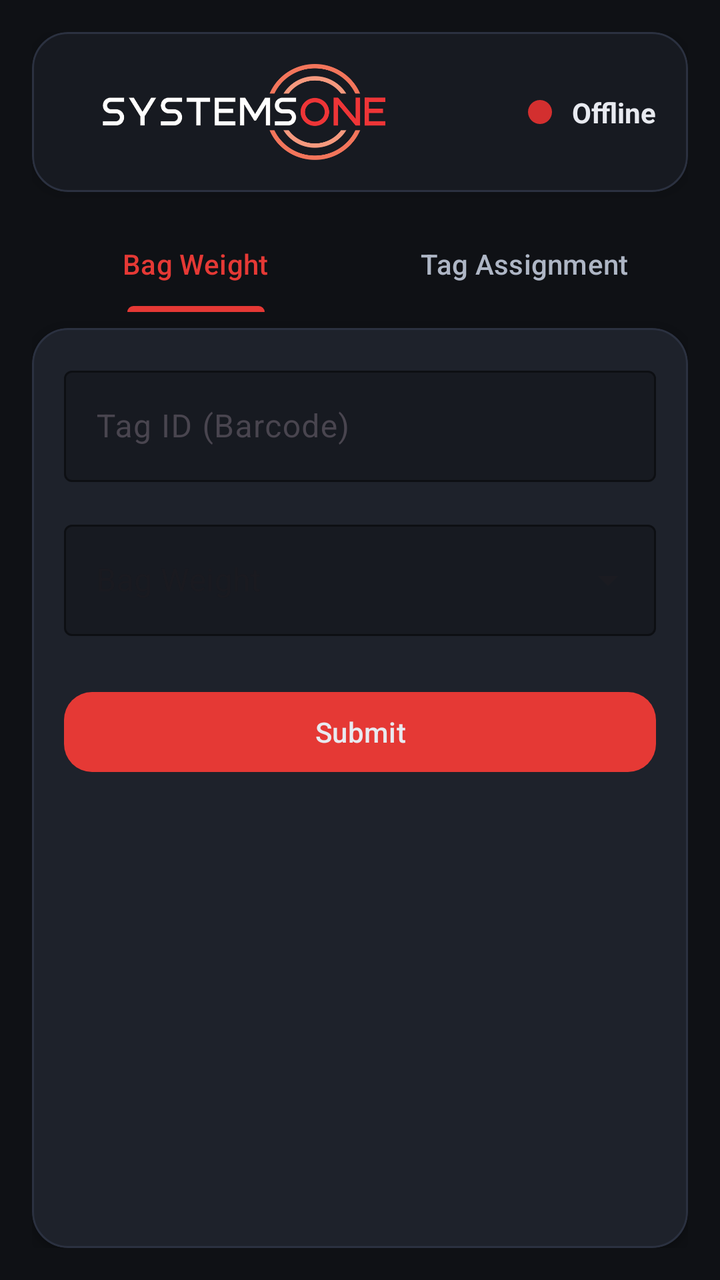
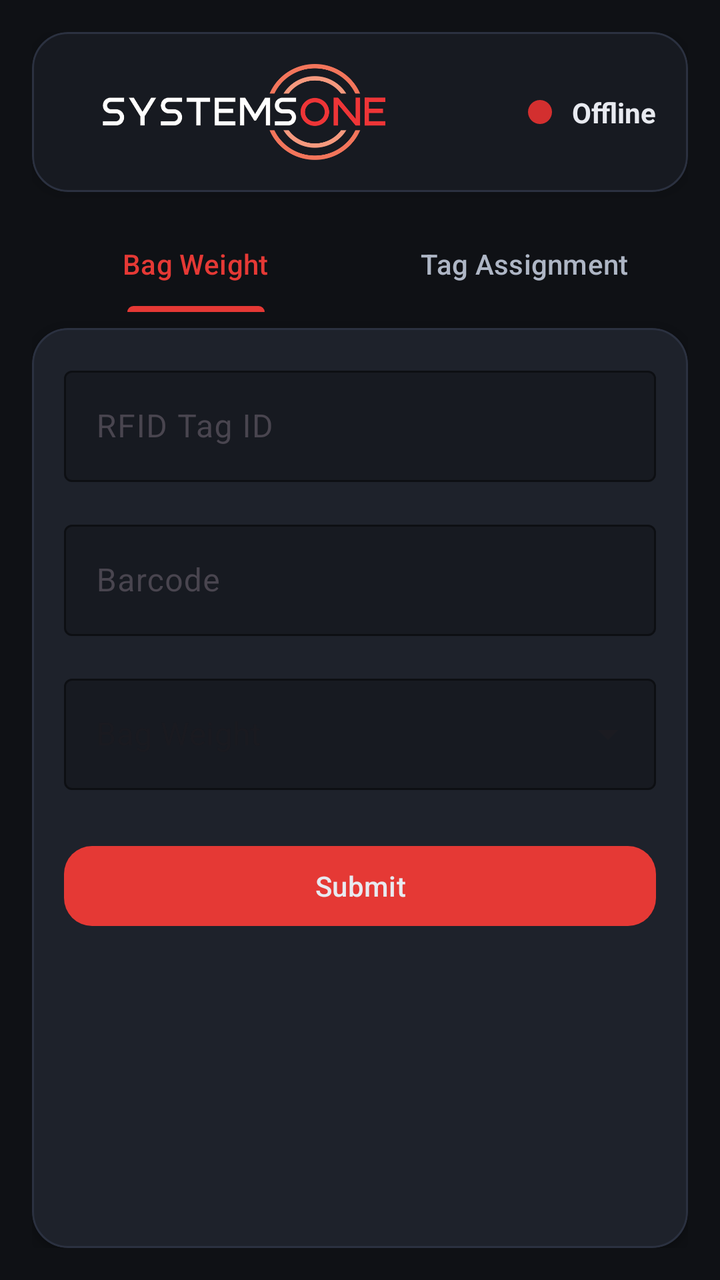

The first picture is an Android layout as it rendered before a commit; the second is the same layout after the commit. The layout source and the unified diff follow.
<!-- AndroidManifest.xml: application theme Theme.SysOneScanner -->
<!-- res/layout/activity_main.xml -->
<?xml version="1.0" encoding="utf-8"?>
<androidx.constraintlayout.widget.ConstraintLayout
    xmlns:android="http://schemas.android.com/apk/res/android"
    xmlns:app="http://schemas.android.com/apk/res-auto"
    android:id="@+id/main"
    android:layout_width="match_parent"
    android:layout_height="match_parent"
    android:padding="16dp"
    android:background="@color/bg_dark">

    
    <com.google.android.material.card.MaterialCardView
        android:id="@+id/cardHeader"
        android:layout_width="0dp"
        android:layout_height="wrap_content"
        app:cardCornerRadius="18dp"
        app:cardElevation="4dp"
        app:cardBackgroundColor="@color/surface_dark"
        app:strokeColor="@color/outline_dark"
        app:strokeWidth="1dp"
        app:layout_constraintTop_toTopOf="parent"
        app:layout_constraintStart_toStartOf="parent"
        app:layout_constraintEnd_toEndOf="parent">

        <androidx.constraintlayout.widget.ConstraintLayout
            android:layout_width="match_parent"
            android:layout_height="wrap_content"
            android:padding="16dp">

            <ImageView
                android:id="@+id/imgLogo"
                android:layout_width="180dp"
                android:layout_height="48dp"
                android:contentDescription="Systems One"
                android:scaleType="fitCenter"
                android:src="@drawable/s1_logo_white"
                app:layout_constraintStart_toStartOf="parent"
                app:layout_constraintTop_toTopOf="parent"
                app:layout_constraintBottom_toBottomOf="parent" />

            
            <LinearLayout
                android:id="@+id/statusRow"
                android:layout_width="wrap_content"
                android:layout_height="wrap_content"
                android:gravity="center_vertical"
                android:orientation="horizontal"
                app:layout_constraintEnd_toEndOf="parent"
                app:layout_constraintTop_toTopOf="parent"
                app:layout_constraintBottom_toBottomOf="parent">

                <View
                    android:id="@+id/viewStatusDot"
                    android:layout_width="12dp"
                    android:layout_height="12dp"
                    android:background="@drawable/status_dot_red" />

                <TextView
                    android:id="@+id/tvStatus"
                    android:layout_width="wrap_content"
                    android:layout_height="wrap_content"
                    android:layout_marginStart="10dp"
                    android:text="@string/status_offline"
                    android:textSize="14sp"
                    android:textStyle="bold"
                    android:textColor="@color/text_primary_dark" />
            </LinearLayout>

        </androidx.constraintlayout.widget.ConstraintLayout>
    </com.google.android.material.card.MaterialCardView>

    <com.google.android.material.tabs.TabLayout
        android:id="@+id/tabLayout"
        android:layout_width="match_parent"
        android:layout_height="wrap_content"
        android:layout_marginTop="12dp"
        android:background="@color/bg_dark"
        app:tabTextColor="@color/text_secondary_dark"
        app:tabSelectedTextColor="@color/accent_red"
        app:tabIndicatorColor="@color/accent_red"
        app:layout_constraintTop_toBottomOf="@id/cardHeader"
        app:layout_constraintStart_toStartOf="parent"
        app:layout_constraintEnd_toEndOf="parent">

        <com.google.android.material.tabs.TabItem
            android:layout_width="wrap_content"
            android:layout_height="wrap_content"
            android:text="@string/tab_bag_weight" />

        <com.google.android.material.tabs.TabItem
            android:layout_width="wrap_content"
            android:layout_height="wrap_content"
            android:text="@string/tab_tag_assignment" />

    </com.google.android.material.tabs.TabLayout>

    
    <com.google.android.material.card.MaterialCardView
        android:id="@+id/cardForm"
        android:layout_width="0dp"
        android:layout_height="0dp"
        android:layout_marginTop="8dp"
        app:cardCornerRadius="18dp"
        app:cardElevation="2dp"
        app:cardBackgroundColor="@color/surface_dark_2"
        app:strokeColor="@color/outline_dark"
        app:strokeWidth="1dp"
        app:layout_constraintTop_toBottomOf="@id/tabLayout"
        app:layout_constraintStart_toStartOf="parent"
        app:layout_constraintEnd_toEndOf="parent"
        app:layout_constraintBottom_toBottomOf="parent">

        <FrameLayout
            android:layout_width="match_parent"
            android:layout_height="match_parent">

            
            <LinearLayout
                android:id="@+id/layoutBagWeight"
                android:layout_width="match_parent"
                android:layout_height="match_parent"
                android:orientation="vertical"
                android:padding="16dp"
                android:visibility="visible">

                <com.google.android.material.textfield.TextInputLayout
                    android:layout_width="match_parent"
                    android:layout_height="wrap_content"
                    android:hint="@string/hint_tag_id"
                    app:boxBackgroundMode="outline"
                    app:boxStrokeColor="@color/outline_dark"
                    app:boxBackgroundColor="@color/surface_dark"
                    app:hintTextColor="@color/text_secondary_dark">

                    <com.google.android.material.textfield.TextInputEditText
                        android:id="@+id/etBagTagId"
                        android:layout_width="match_parent"
                        android:layout_height="wrap_content"
                        android:inputType="text"
                        android:textColor="@color/text_primary_dark" />
                </com.google.android.material.textfield.TextInputLayout>

                <com.google.android.material.textfield.TextInputLayout
                    style="@style/Widget.MaterialComponents.TextInputLayout.OutlinedBox.ExposedDropdownMenu"
                    android:layout_width="match_parent"
                    android:layout_height="wrap_content"
                    android:layout_marginTop="16dp"
                    android:hint="@string/hint_bag_weight"
                    app:boxStrokeColor="@color/outline_dark"
                    app:boxBackgroundColor="@color/surface_dark"
                    app:hintTextColor="@color/text_secondary_dark">

                    <AutoCompleteTextView
                        android:id="@+id/spinnerWeights"
                        android:layout_width="match_parent"
                        android:layout_height="wrap_content"
                        android:inputType="none"
                        android:textColor="@color/text_primary_dark" />
                </com.google.android.material.textfield.TextInputLayout>

                <com.google.android.material.button.MaterialButton
                    android:id="@+id/btnSubmitWeight"
                    android:layout_width="match_parent"
                    android:layout_height="wrap_content"
                    android:layout_marginTop="24dp"
                    android:text="@string/submit"
                    android:textColor="@color/text_primary_dark"
                    app:cornerRadius="14dp"
                    app:backgroundTint="@color/accent_red" />

            </LinearLayout>

            
            <LinearLayout
                android:id="@+id/layoutTagAssignment"
                android:layout_width="match_parent"
                android:layout_height="match_parent"
                android:orientation="vertical"
                android:padding="16dp"
                android:visibility="gone">

                <com.google.android.material.textfield.TextInputLayout
                    android:layout_width="match_parent"
                    android:layout_height="wrap_content"
                    android:hint="@string/hint_scan_tag"
                    app:boxBackgroundMode="outline"
                    app:boxStrokeColor="@color/outline_dark"
                    app:boxBackgroundColor="@color/surface_dark"
                    app:hintTextColor="@color/text_secondary_dark">

                    <com.google.android.material.textfield.TextInputEditText
                        android:id="@+id/etAssignmentTagId"
                        android:layout_width="match_parent"
                        android:layout_height="wrap_content"
                        android:inputType="text"
                        android:textColor="@color/text_primary_dark" />
                </com.google.android.material.textfield.TextInputLayout>

                <TextView
                    android:layout_width="match_parent"
                    android:layout_height="wrap_content"
                    android:layout_marginTop="12dp"
                    android:text="@string/auto_send_tip"
                    android:textAlignment="center"
                    android:textColor="@color/text_secondary_dark"
                    android:textSize="12sp" />

                
                <View
                    android:layout_width="match_parent"
                    android:layout_height="1dp"
                    android:layout_marginTop="20dp"
                    android:background="@color/outline_dark" />

                <TextView
                    android:layout_width="match_parent"
                    android:layout_height="wrap_content"
                    android:layout_marginTop="12dp"
                    android:text="@string/recent_scans"
                    android:textAllCaps="true"
                    android:textColor="@color/text_secondary_dark"
                    android:textSize="11sp"
                    android:textStyle="bold" />

                <LinearLayout
                    android:id="@+id/layoutAssignmentHistory"
                    android:layout_width="match_parent"
                    android:layout_height="wrap_content"
                    android:layout_marginTop="8dp"
                    android:orientation="vertical" />

            </LinearLayout>

        </FrameLayout>

    </com.google.android.material.card.MaterialCardView>

</androidx.constraintlayout.widget.ConstraintLayout>
<!-- resources referenced by this layout -->
<resources>
  <color name="accent_red">#E53935</color>
  <color name="bg_dark">#0F1115</color>
  <color name="outline_dark">#2B3140</color>
  <color name="surface_dark">#171A21</color>
  <color name="surface_dark_2">#1E222B</color>
  <color name="text_primary_dark">#E8EAF0</color>
  <color name="text_secondary_dark">#AEB6C5</color>
  <!-- drawable s1_logo_white: png bitmap (drawable, 40691 bytes) -->
  <!-- drawable status_dot_red (drawable) -->
  <?xml version="1.0" encoding="utf-8"?>
  <shape xmlns:android="http://schemas.android.com/apk/res/android"
      android:shape="oval">
      <size android:width="12dp" android:height="12dp" />
      <solid android:color="#D32F2F" /> 
  </shape>
  <string name="auto_send_tip">Tag will be sent automatically after scan.</string>
  <string name="hint_bag_weight">Bag Weight</string>
  <string name="hint_scan_tag">Scan Tag</string>
  <string name="hint_tag_id">Tag ID (Barcode)</string>
  <string name="recent_scans">Recent Scans</string>
  <string name="status_offline">Offline</string>
  <string name="submit">Submit</string>
  <string name="tab_bag_weight">Bag Weight</string>
  <string name="tab_tag_assignment">Tag Assignment</string>
  <style name="Theme.SysOneScanner" parent="Base.Theme.SysOneScanner" />
  <style name="Base.Theme.SysOneScanner" parent="Theme.Material3.DayNight.NoActionBar">
          
          
      </style>
</resources>

<!-- the commit's change to res/layout/activity_main.xml (unified diff, before → after) -->
@@ -49,11 +49,11 @@
                 app:layout_constraintTop_toTopOf="parent"
                 app:layout_constraintBottom_toBottomOf="parent">
 
-                <View
-                    android:id="@+id/viewStatusDot"
+                <ImageView
+                    android:id="@+id/imgStatusDot"
                     android:layout_width="12dp"
                     android:layout_height="12dp"
-                    android:background="@drawable/status_dot_red" />
+                    android:src="@drawable/status_dot_red" />
 
                 <TextView
                     android:id="@+id/tvStatus"
@@ -126,7 +126,7 @@
                 <com.google.android.material.textfield.TextInputLayout
                     android:layout_width="match_parent"
                     android:layout_height="wrap_content"
-                    android:hint="@string/hint_tag_id"
+                    android:hint="RFID Tag ID"
                     app:boxBackgroundMode="outline"
                     app:boxStrokeColor="@color/outline_dark"
                     app:boxBackgroundColor="@color/surface_dark"
@@ -134,6 +134,25 @@
 
                     <com.google.android.material.textfield.TextInputEditText
                         android:id="@+id/etBagTagId"
+                        android:layout_width="match_parent"
+                        android:layout_height="wrap_content"
+                        android:inputType="text"
+                        android:textColor="@color/text_primary_dark" />
+                </com.google.android.material.textfield.TextInputLayout>
+
+                <com.google.android.material.textfield.TextInputLayout
+                    android:id="@+id/tilBagBarcode"
+                    android:layout_width="match_parent"
+                    android:layout_height="wrap_content"
+                    android:layout_marginTop="16dp"
+                    android:hint="Barcode"
+                    app:boxBackgroundMode="outline"
+                    app:boxStrokeColor="@color/outline_dark"
+                    app:boxBackgroundColor="@color/surface_dark"
+                    app:hintTextColor="@color/text_secondary_dark">
+
+                    <com.google.android.material.textfield.TextInputEditText
+                        android:id="@+id/etBagBarcode"
                         android:layout_width="match_parent"
                         android:layout_height="wrap_content"
                         android:inputType="text"
@@ -222,12 +241,19 @@
                     android:textSize="11sp"
                     android:textStyle="bold" />
 
-                <LinearLayout
-                    android:id="@+id/layoutAssignmentHistory"
-                    android:layout_width="match_parent"
-                    android:layout_height="wrap_content"
-                    android:layout_marginTop="8dp"
-                    android:orientation="vertical" />
+                <ScrollView
+                    android:layout_width="match_parent"
+                    android:layout_height="0dp"
+                    android:layout_weight="1">
+                    <TextView
+                        android:id="@+id/tvHistory"
+                        android:layout_width="match_parent"
+                        android:layout_height="wrap_content"
+                        android:layout_marginTop="8dp"
+                        android:textColor="@color/text_secondary_dark"
+                        android:textSize="13sp"
+                        android:fontFamily="monospace" />
+                </ScrollView>
 
             </LinearLayout>
 
<!-- resource entries referenced after the edit -->
@@ -18,7 +18,6 @@
   <string name="auto_send_tip">Tag will be sent automatically after scan.</string>
   <string name="hint_bag_weight">Bag Weight</string>
   <string name="hint_scan_tag">Scan Tag</string>
-  <string name="hint_tag_id">Tag ID (Barcode)</string>
   <string name="recent_scans">Recent Scans</string>
   <string name="status_offline">Offline</string>
   <string name="submit">Submit</string>
